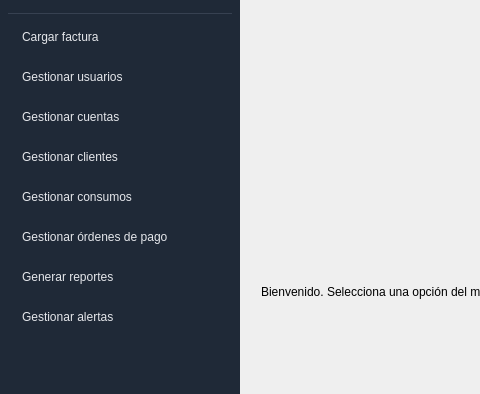
First picture: the form in src/components/main/main.ui, repository dejovi2305/gestion_facturas, before the edit; both pictures show x 0 to 480 and y 97 to 491 of the 1200 by 800 pixel window.
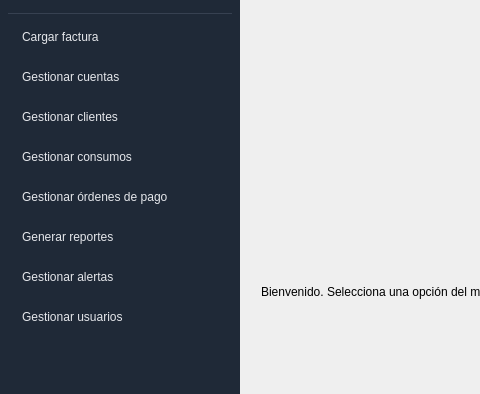
Second picture: the form after the edit. Icons and pictures are not drawn.

The edit to the form file:
```diff
--- a/src/components/main/main.ui
+++ b/src/components/main/main.ui
@@ -202,16 +202,7 @@
          </property>
         </widget>
        </item>
-       <item>
-        <widget class="QPushButton" name="btn_usuarios">
-         <property name="text">
-          <string>Gestionar usuarios</string>
-         </property>
-         <property name="checkable">
-          <bool>true</bool>
-         </property>
-        </widget>
-       </item>
+       
        <item>
         <widget class="QPushButton" name="btn_cuentas">
          <property name="text">
@@ -272,6 +263,16 @@
          </property>
         </widget>
        </item>
+      <item>
+       <widget class="QPushButton" name="btn_usuarios">
+        <property name="text">
+         <string>Gestionar usuarios</string>
+        </property>
+        <property name="checkable">
+         <bool>true</bool>
+        </property>
+       </widget>
+      </item>
        <item>
         <spacer name="verticalSpacer">
          <property name="orientation">
```
